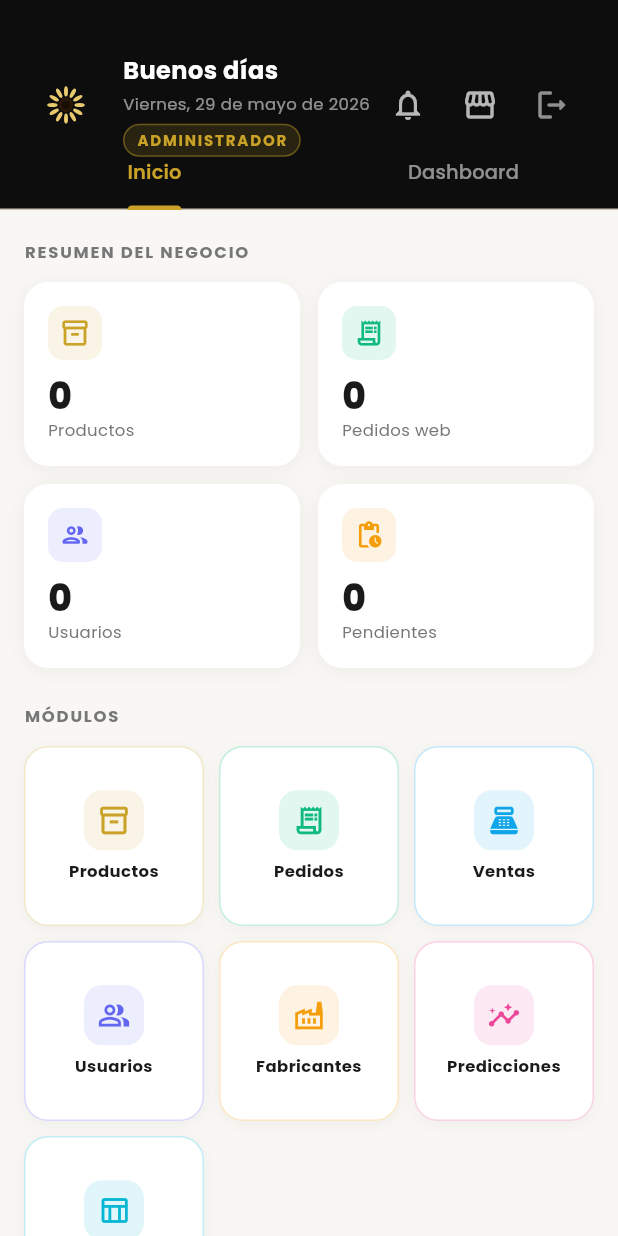
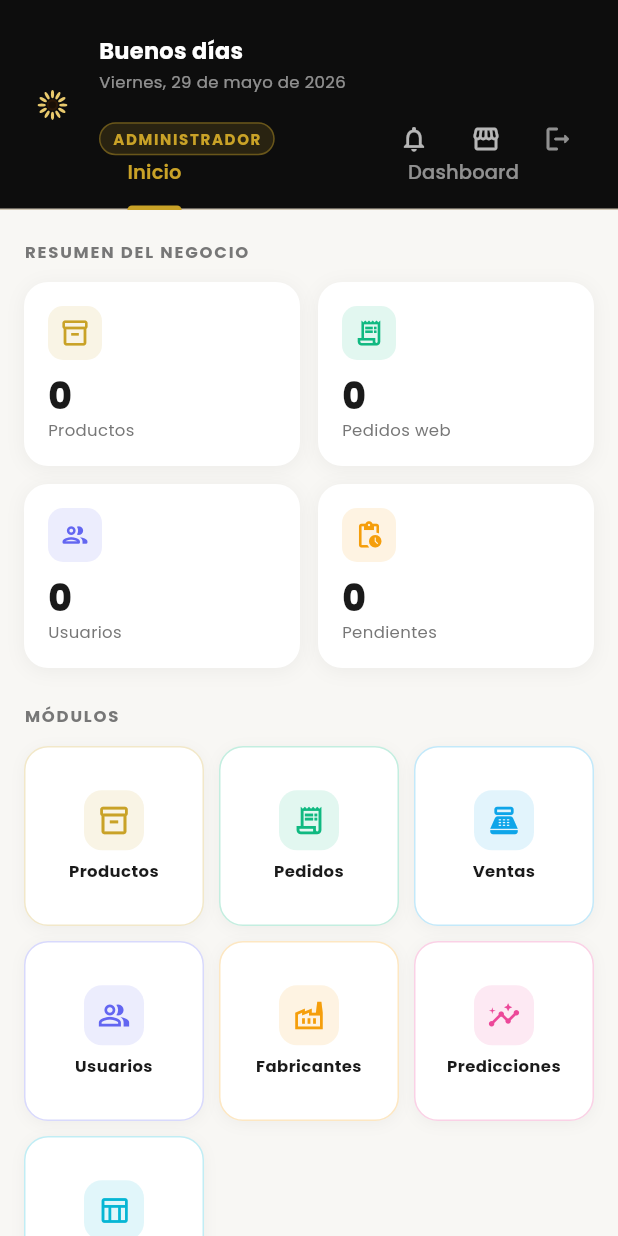
Before and after one commit to 76778920-tech/calzatura-vilchez-v3, a Flutter app: the AdminDashboardPage screen opened by its route, on a phone screen of 412 x 824 dp. Run offline on Flutter 3.47's test engine with Material 3 defaults, Android fonts, the phone set to English and light mode, and no system bars; drawn by our look-alikes of flutter_animate; our stand-ins replace badges, cached_network_image, custom_refresh_indicator, firebase_auth, firebase_core, fl_chart and 12 more; missing offline and left inert: flutter_stripe; accounts and stored records are empty; network calls fail.

Commit message:
fix(mobile): redistribuir header del dashboard admin
Logo (38px) + columna expandida al 100% del ancho disponible.
Badge ADMINISTRADOR e iconos (campana, tienda, logout) compactos
en la misma fila horizontal — texto del saludo ya no se trunca.

Co-Authored-By: Claude Sonnet 4.6 <noreply@anthropic.com>

```diff
--- a/calzatura-vilchez-mobile/lib/features/admin/presentation/pages/admin_dashboard_page.dart
+++ b/calzatura-vilchez-mobile/lib/features/admin/presentation/pages/admin_dashboard_page.dart
@@ -502,30 +502,33 @@ class _AdminDashboardPageState extends ConsumerState<AdminDashboardPage>
                   color: AppColors.black,
                   child: SafeArea(
                     child: Padding(
-                      padding: const EdgeInsets.fromLTRB(20, 12, 20, 12),
+                      padding: const EdgeInsets.fromLTRB(16, 10, 16, 10),
                       child: Row(
                         crossAxisAlignment: CrossAxisAlignment.center,
                         children: [
-                          const CVLogo(size: 48),
-                          const SizedBox(width: 14),
+                          const CVLogo(size: 38),
+                          const SizedBox(width: 12),
                           Expanded(
                             child: Column(
                               crossAxisAlignment: CrossAxisAlignment.start,
                               mainAxisAlignment: MainAxisAlignment.center,
                               children: [
+                                // Saludo — fila completa
                                 Text(
                                   _greetingWithName(
                                     displayName.isEmpty ? null : displayName,
                                   ),
                                   style: const TextStyle(
                                     color: Colors.white,
-                                    fontSize: 16,
+                                    fontSize: 15,
                                     fontWeight: FontWeight.w700,
-                                    letterSpacing: 0.3,
-                                  ),
+                                    letterSpacing: 0.2,
+                                  ),
+                                  maxLines: 1,
                                   overflow: TextOverflow.ellipsis,
                                 ),
-                                const SizedBox(height: 3),
+                                const SizedBox(height: 2),
+                                // Fecha
                                 Text(
                                   _todayLabel(),
                                   style: const TextStyle(
@@ -533,17 +536,24 @@ class _AdminDashboardPageState extends ConsumerState<AdminDashboardPage>
                                     fontSize: 11,
                                   ),
                                 ),
-                                const SizedBox(height: 5),
+                                const SizedBox(height: 6),
+                                // Badge + iconos en la misma fila
+                                Row(
+                                  children: [
                                     Container(
                                       padding: const EdgeInsets.symmetric(
                                         horizontal: 8,
                                         vertical: 3,
                                       ),
                                       decoration: BoxDecoration(
-                                    color: AppColors.gold.withValues(alpha: 0.15),
+                                        color: AppColors.gold.withValues(
+                                          alpha: 0.15,
+                                        ),
                                         borderRadius: BorderRadius.circular(20),
                                         border: Border.all(
-                                      color: AppColors.gold.withValues(alpha: 0.4),
+                                          color: AppColors.gold.withValues(
+                                            alpha: 0.4,
+                                          ),
                                         ),
                                       ),
                                       child: Text(
@@ -554,13 +564,12 @@ class _AdminDashboardPageState extends ConsumerState<AdminDashboardPage>
                                           color: AppColors.gold,
                                           fontSize: 10,
                                           fontWeight: FontWeight.w700,
-                                      letterSpacing: 1.2,
-                                    ),
-                                  ),
-                                ),
-                              ],
-                            ),
-                          ),
+                                          letterSpacing: 1.1,
+                                        ),
+                                      ),
+                                    ),
+                                    const Spacer(),
+                                    // Campana con badge
                                     Stack(
                                       alignment: Alignment.center,
                                       children: [
@@ -568,17 +577,23 @@ class _AdminDashboardPageState extends ConsumerState<AdminDashboardPage>
                                           icon: const Icon(
                                             Icons.notifications_outlined,
                                             color: Colors.white70,
+                                            size: 20,
                                           ),
                                           tooltip: 'Actividad de trabajadores',
+                                          padding: const EdgeInsets.all(4),
+                                          constraints: const BoxConstraints(
+                                            minWidth: 30,
+                                            minHeight: 30,
+                                          ),
                                           onPressed: _showNotifSheet,
                                         ),
                                         if (_unreadCount > 0)
                                           Positioned(
-                                  right: 6,
-                                  top: 6,
+                                            right: 2,
+                                            top: 2,
                                             child: Container(
-                                    width: 16,
-                                    height: 16,
+                                              width: 14,
+                                              height: 14,
                                               decoration: const BoxDecoration(
                                                 color: Color(0xFFB91C1C),
                                                 shape: BoxShape.circle,
@@ -590,7 +605,7 @@ class _AdminDashboardPageState extends ConsumerState<AdminDashboardPage>
                                                       : '$_unreadCount',
                                                   style: const TextStyle(
                                                     color: Colors.white,
-                                          fontSize: 9,
+                                                    fontSize: 8,
                                                     fontWeight: FontWeight.w800,
                                                   ),
                                                 ),
@@ -599,26 +614,49 @@ class _AdminDashboardPageState extends ConsumerState<AdminDashboardPage>
                                           ),
                                       ],
                                     ),
+                                    // Tienda
                                     IconButton(
                                       icon: const Icon(
                                         Icons.storefront_outlined,
                                         color: Colors.white70,
+                                        size: 20,
                                       ),
                                       tooltip: 'Ver tienda',
+                                      padding: const EdgeInsets.all(4),
+                                      constraints: const BoxConstraints(
+                                        minWidth: 30,
+                                        minHeight: 30,
+                                      ),
                                       onPressed: () => context.go('/home'),
                                     ),
+                                    // Cerrar sesión
                                     IconButton(
                                       icon: const Icon(
                                         Icons.logout_rounded,
                                         color: Colors.white54,
+                                        size: 20,
                                       ),
                                       tooltip: 'Cerrar sesión',
+                                      padding: const EdgeInsets.all(4),
+                                      constraints: const BoxConstraints(
+                                        minWidth: 30,
+                                        minHeight: 30,
+                                      ),
                                       onPressed: () async {
                                         await ref
-                                  .read(authNotifierProvider.notifier)
+                                            .read(
+                                              authNotifierProvider.notifier,
+                                            )
                                             .signOut();
-                              if (context.mounted) context.go('/login');
+                                        if (context.mounted) {
+                                          context.go('/login');
+                                        }
                                       },
+                                    ),
+                                  ],
+                                ),
+                              ],
+                            ),
                           ),
                         ],
                       ),
```
Lines whose indentation alone changed are shown as unchanged.
